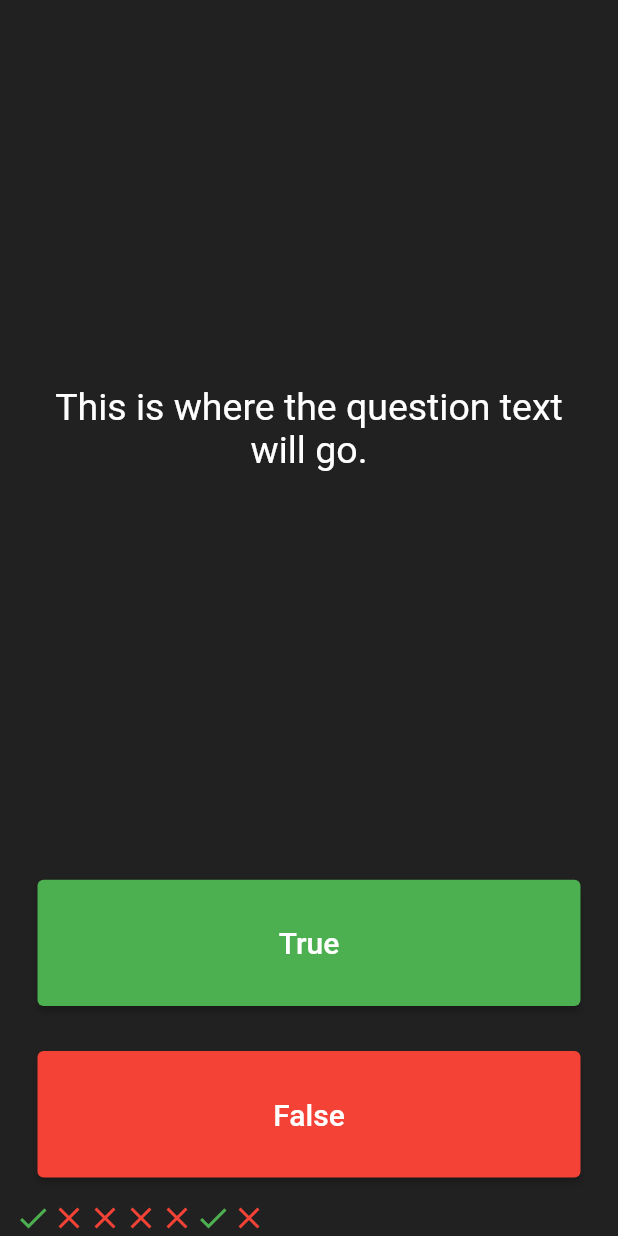
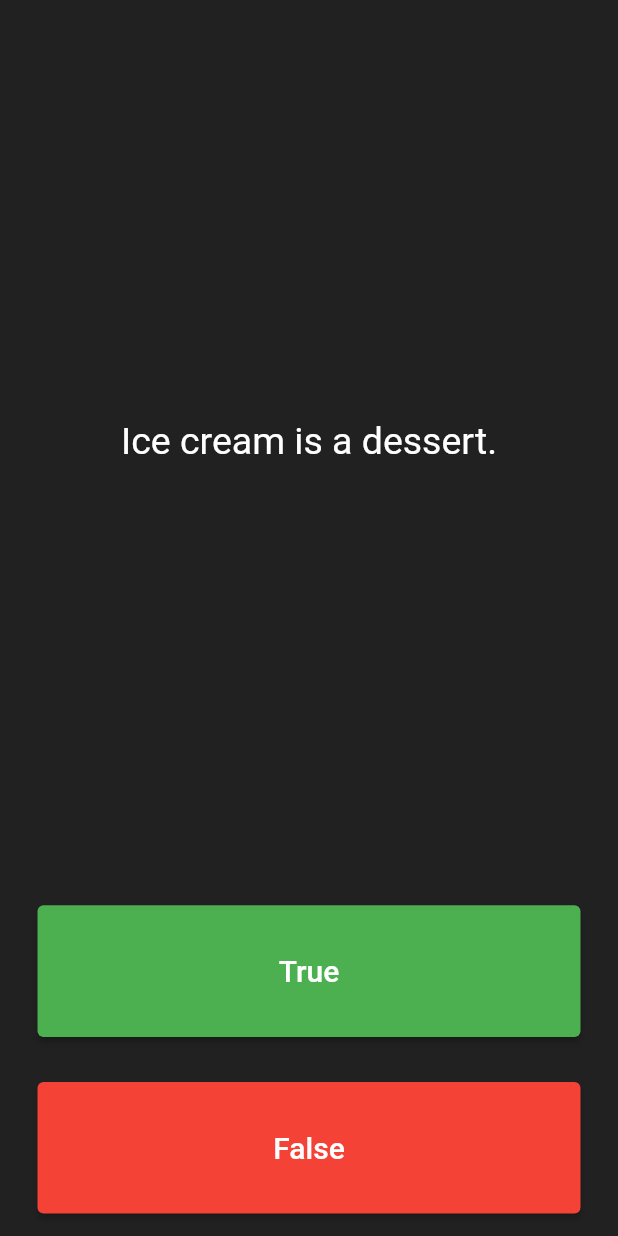
Before and after one commit to christanplaza/flutter_quizzler_app, a Flutter app: the screen it shows after launch, after a tap on "True", after a tap on "False", on a phone screen of 412 x 824 dp. Run offline on Flutter 3.47's test engine with Material 2 defaults, Android fonts, the phone set to English and light mode, and no system bars.

Commit message:
04_Adding Questions and Answers

```diff
--- a/lib/main.dart
+++ b/lib/main.dart
@@ -29,28 +29,28 @@ class QuizPage extends StatefulWidget {
 }
 
 class _QuizPageState extends State<QuizPage> {
-  List<Icon> scoreTracker = [
-    Icon(
-      Icons.check,
-      color: Colors.green,
-    ),
-    Icon(
-      Icons.close,
-      color: Colors.red,
-    ),
-    Icon(
-      Icons.close,
-      color: Colors.red,
-    ),
-    Icon(
-      Icons.close,
-      color: Colors.red,
-    ),
-    Icon(
-      Icons.close,
-      color: Colors.red,
-    ),
+  List<Icon> scoreTracker = [];
+
+  List<String> questions = [
+    'The earth has two moons',
+    'There is 26 hours in a day.',
+    'Ice cream is a dessert.',
+    'Tamago means Egg',
+    'Water is a liquid'
   ];
+
+  List<bool> answers = [false, false, true, true, true];
+
+  int questionNumber = 0;
+
+  // Icon(
+  //   Icons.check,
+  //   color: Colors.green,
+  // ),
+  // Icon(
+  //   Icons.close,
+  //   color: Colors.red,
+  // ),
 
   @override
   Widget build(BuildContext context) {
@@ -64,7 +64,7 @@ class _QuizPageState extends State<QuizPage> {
             padding: EdgeInsets.all(10.0),
             child: Center(
               child: Text(
-                'This is where the question text will go.',
+                questions[questionNumber],
                 textAlign: TextAlign.center,
                 style: TextStyle(fontSize: 25.0, color: Colors.white),
               ),
@@ -86,12 +86,17 @@ class _QuizPageState extends State<QuizPage> {
                 ),
               ),
               onPressed: () {
+                bool correctAnswer = answers[questionNumber];
+
+                if (correctAnswer == true) {
+                  print('Correct');
+                } else {
+                  print('wrong');
+                }
+                setState(() {
+                  questionNumber++;
+                });
                 // User picked true
-                setState(() {
-                  scoreTracker.add(
-                    Icon(Icons.check, color: Colors.green),
-                  );
-                });
               },
             ),
           ),
@@ -111,11 +116,17 @@ class _QuizPageState extends State<QuizPage> {
                 ),
               ),
               onPressed: () {
+                bool correctAnswer = answers[questionNumber];
+
+                if (correctAnswer == false) {
+                  print('Correct');
+                } else {
+                  print('wrong');
+                }
+
                 // User picked false
                 setState(() {
-                  scoreTracker.add(
-                    Icon(Icons.close, color: Colors.red),
-                  );
+                  questionNumber++;
                 });
               },
             ),
```
